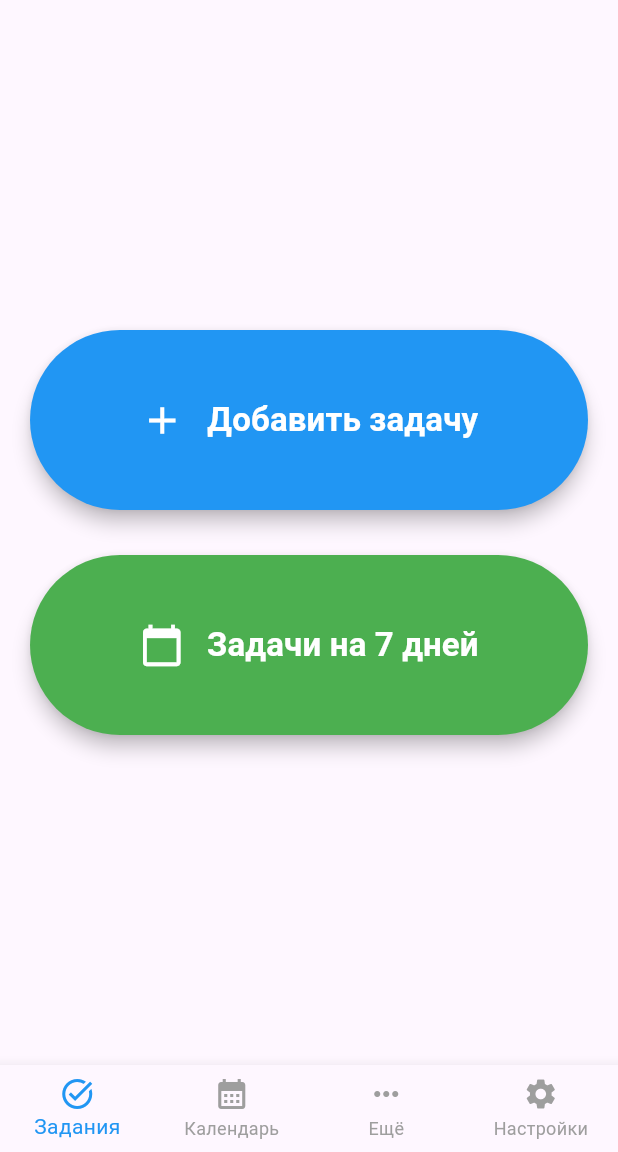
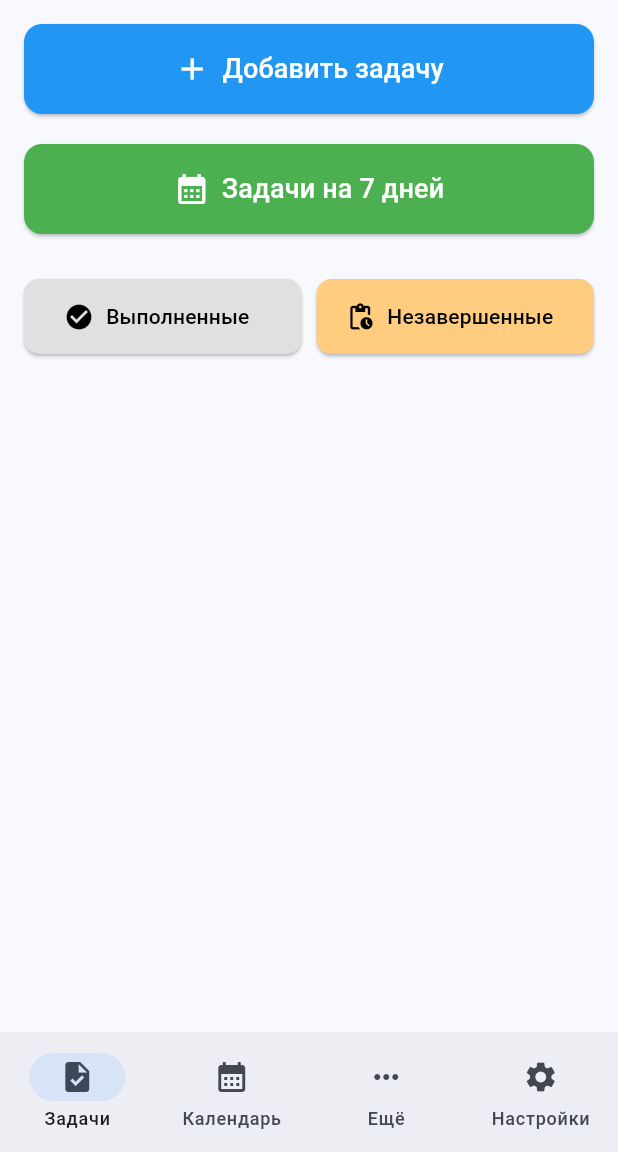
Before and after one commit to IvanSkvor/kurs_flutter, a Flutter app: the screen it shows after launch, on a phone screen of 412 x 824 dp, the part 84-1236 px from its top. Run offline on Flutter 3.47's test engine with Material 3 defaults, Android fonts, the phone set to English and light mode, and no system bars; our stand-ins replace table_calendar.

Commit message:
Добавил календарь и изменил задания

```diff
--- a/lib/main.dart
+++ b/lib/main.dart
@@ -1,8 +1,13 @@
 import 'package:flutter/material.dart';
-import 'package:taskmaster/screens/tasks/tasks_screen.dart';
-// Добавьте эту строку
+// Все импорты экранов
+import 'screens/tasks/tasks_screen.dart';
+import 'screens/calendar_screen.dart';
+import 'screens/more_screen.dart';
+import 'screens/settings_screen.dart';
 
-void main() => runApp(const TaskMasterApp());
+void main() {
+  runApp(const TaskMasterApp());
+}
 
 class TaskMasterApp extends StatelessWidget {
   const TaskMasterApp({super.key});
@@ -10,18 +15,10 @@ class TaskMasterApp extends StatelessWidget {
   @override
   Widget build(BuildContext context) {
     return MaterialApp(
-      title: 'TaskMaster',
       debugShowCheckedModeBanner: false,
       theme: ThemeData(
-        primarySwatch: Colors.blue,
-        appBarTheme: const AppBarTheme(
-          color: Colors.blue,
-          titleTextStyle: TextStyle(
-            color: Colors.white,
-            fontSize: 20,
-            fontWeight: FontWeight.bold,
-          ),
-        ),
+        useMaterial3: true,
+        colorSchemeSeed: Colors.blue,
       ),
       home: const MainScreen(),
     );
@@ -48,31 +45,24 @@ class _MainScreenState extends State<MainScreen> {
   @override
   Widget build(BuildContext context) {
     return Scaffold(
-      appBar: AppBar(
-        title: const Text('TaskMaster'),
-        centerTitle: true,
-      ),
       body: _screens[_currentIndex],
-      bottomNavigationBar: BottomNavigationBar(
-        currentIndex: _currentIndex,
-        onTap: (index) => setState(() => _currentIndex = index),
-        type: BottomNavigationBarType.fixed,
-        selectedItemColor: Colors.blue,
-        unselectedItemColor: Colors.grey,
-        items: const [
-          BottomNavigationBarItem(
-            icon: Icon(Icons.task_alt),
-            label: 'Задания',
+      bottomNavigationBar: NavigationBar(
+        selectedIndex: _currentIndex,
+        onDestinationSelected: (index) => setState(() => _currentIndex = index),
+        destinations: const [
+          NavigationDestination(
+            icon: Icon(Icons.task),
+            label: 'Задачи',
           ),
-          BottomNavigationBarItem(
+          NavigationDestination(
             icon: Icon(Icons.calendar_month),
             label: 'Календарь',
           ),
-          BottomNavigationBarItem(
+          NavigationDestination(
             icon: Icon(Icons.more_horiz),
             label: 'Ещё',
           ),
-          BottomNavigationBarItem(
+          NavigationDestination(
             icon: Icon(Icons.settings),
             label: 'Настройки',
           ),
@@ -81,30 +71,3 @@ class _MainScreenState extends State<MainScreen> {
     );
   }
 }
-
-class CalendarScreen extends StatelessWidget {
-  const CalendarScreen({super.key});
-
-  @override
-  Widget build(BuildContext context) {
-    return const Center(child: Text('Экран календаря'));
-  }
-}
-
-class MoreScreen extends StatelessWidget {
-  const MoreScreen({super.key});
-
-  @override
-  Widget build(BuildContext context) {
-    return const Center(child: Text('Дополнительные функции'));
-  }
-}
-
-class SettingsScreen extends StatelessWidget {
-  const SettingsScreen({super.key});
-
-  @override
-  Widget build(BuildContext context) {
-    return const Center(child: Text('Настройки'));
-  }
-}
--- a/lib/screens/tasks/tasks_screen.dart
+++ b/lib/screens/tasks/tasks_screen.dart
@@ -6,27 +6,60 @@ class TasksScreen extends StatelessWidget {
   @override
   Widget build(BuildContext context) {
     return Scaffold(
+      appBar: AppBar(
+        title: const Text(
+          'TaskMaster',
+          style: TextStyle(
+            color: Colors.white,
+            fontSize: 20,
+            fontWeight: FontWeight.bold,
+          ),
+        ),
+        centerTitle: true,
+        backgroundColor: Colors.blue,
+        elevation: 0,
+      ),
       body: Padding(
-        padding: const EdgeInsets.all(20.0),
+        padding: const EdgeInsets.all(16.0),
         child: Column(
-          mainAxisAlignment: MainAxisAlignment.center,
           children: [
-            _buildBigRoundButton(
+            // Большая синяя кнопка
+            _buildMainButton(
               context,
               text: "Добавить задачу",
               icon: Icons.add,
               color: Colors.blue,
-              // ignore: avoid_print
-              onPressed: () => print("Добавить задачу"),
+            ),
+            const SizedBox(height: 20),
+
+            // Большая зеленая кнопка
+            _buildMainButton(
+              context,
+              text: "Задачи на 7 дней",
+              icon: Icons.calendar_month,
+              color: Colors.green,
             ),
             const SizedBox(height: 30),
-            _buildBigRoundButton(
-              context,
-              text: "Задачи на 7 дней",
-              icon: Icons.calendar_today,
-              color: Colors.green,
-              // ignore: avoid_print
-              onPressed: () => print("Задачи на неделю"),
+
+            // Две маленькие кнопки в ряд
+            Row(
+              children: [
+                Expanded(
+                  child: _buildSecondaryButton(
+                    "Выполненные",
+                    Icons.check_circle,
+                    Colors.grey[300]!,
+                  ),
+                ),
+                const SizedBox(width: 10),
+                Expanded(
+                  child: _buildSecondaryButton(
+                    "Незавершенные",
+                    Icons.pending_actions,
+                    Colors.orange[200]!,
+                  ),
+                ),
+              ],
             ),
           ],
         ),
@@ -34,44 +67,53 @@ class TasksScreen extends StatelessWidget {
     );
   }
 
-  Widget _buildBigRoundButton(
+  Widget _buildMainButton(
     BuildContext context, {
     required String text,
     required IconData icon,
     required Color color,
-    required VoidCallback onPressed,
   }) {
     return SizedBox(
       width: double.infinity,
-      height: 120,
-      child: ElevatedButton(
-        style: ButtonStyle(
-          backgroundColor: WidgetStateProperty.all(color),
-          shape: WidgetStateProperty.all(
-            RoundedRectangleBorder(
-              borderRadius: BorderRadius.circular(60),
-            ),
+      height: 60,
+      child: ElevatedButton.icon(
+        style: ElevatedButton.styleFrom(
+          backgroundColor: color,
+          foregroundColor: Colors.white,
+          shape: RoundedRectangleBorder(
+            borderRadius: BorderRadius.circular(12),
           ),
-          padding: WidgetStateProperty.all(const EdgeInsets.all(20)), // Теперь правильно
-          elevation: WidgetStateProperty.all(5),
+          padding: const EdgeInsets.all(16),
         ),
-        onPressed: onPressed,
-        child: Row(
-          mainAxisAlignment: MainAxisAlignment.center,
-          children: [
-            Icon(icon, size: 30, color: Colors.white),
-            const SizedBox(width: 15),
-            Text(
-              text,
-              style: const TextStyle(
-                fontSize: 22,
-                color: Colors.white,
-                fontWeight: FontWeight.bold,
-              ),
-            ),
-          ],
+        onPressed: () {},
+        icon: Icon(icon, size: 24),
+        label: Text(
+          text,
+          style: const TextStyle(fontSize: 18),
         ),
       ),
     );
   }
+
+  Widget _buildSecondaryButton(
+    String text,
+    IconData icon,
+    Color color,
+  ) {
+    return SizedBox(
+      height: 50,
+      child: ElevatedButton.icon(
+        style: ElevatedButton.styleFrom(
+          backgroundColor: color,
+          foregroundColor: Colors.black,
+          shape: RoundedRectangleBorder(
+            borderRadius: BorderRadius.circular(10),
+          ),
+        ),
+        onPressed: () {},
+        icon: Icon(icon, size: 20),
+        label: Text(text),
+      ),
+    );
+  }
 }
--- a/pubspec.yaml
+++ b/pubspec.yaml
@@ -8,6 +8,7 @@ environment:
 dependencies:
   flutter:
     sdk: flutter
+  table_calendar: ^3.0.9  # Добавьте эту строку
 
 dev_dependencies:
   flutter_test:
```
Also changed, not shown: lib/screens/calendar_screen.dart (+71 -83 lines), pubspec.lock.
